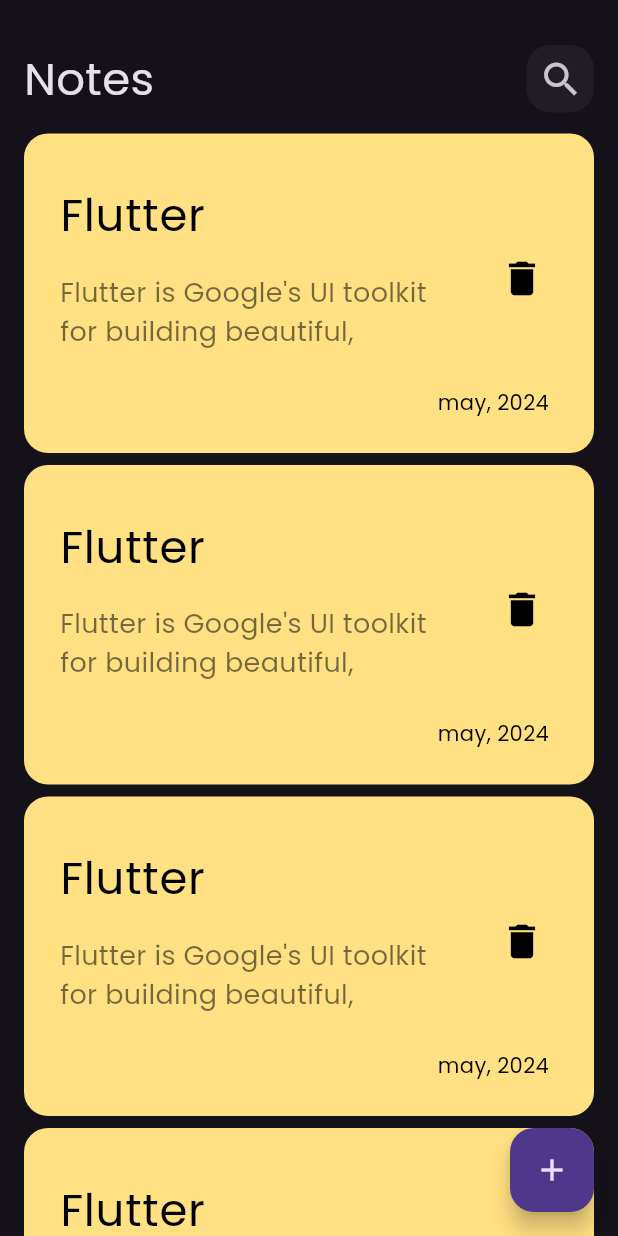
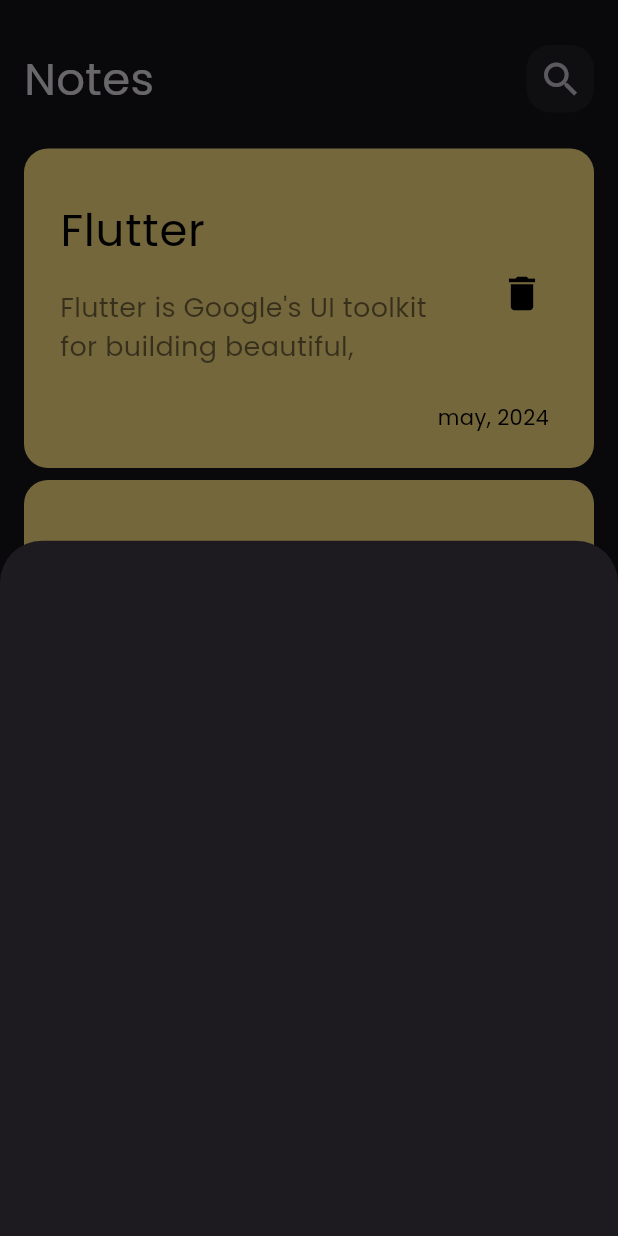
Before and after one commit to omaaramer/notes_app, a Flutter app: the screen it shows after launch, after a tap on the "add" icon, on a phone screen of 412 x 824 dp. Run offline on Flutter 3.47's test engine with Material 3 defaults, Android fonts, the phone set to English and light mode, and no system bars.

Commit message:
add botton sheet

```diff
--- a/lib/main.dart
+++ b/lib/main.dart
@@ -17,7 +17,7 @@ class NotesApp extends StatelessWidget {
         brightness: Brightness.dark,
         fontFamily: 'Poppins',
       ),
-      home: NotesView(),
+      home: const NotesView(),
     );
   }
 }
--- a/lib/views/notes_view.dart
+++ b/lib/views/notes_view.dart
@@ -1,5 +1,6 @@
 import 'package:flutter/material.dart';
 
+import 'widgets/add_botton_sheet.dart';
 import 'widgets/notes_view_body.dart';
 
 class NotesView extends StatelessWidget {
@@ -9,7 +10,13 @@ class NotesView extends StatelessWidget {
   Widget build(BuildContext context) {
     return Scaffold(
       floatingActionButton: FloatingActionButton(
-        onPressed: () {},
+        onPressed: () {
+          showModalBottomSheet(
+              context: context,
+              builder: (context) {
+                return const AddModelBottomSheet();
+              });
+        },
         child: const Icon(Icons.add),
       ),
       body: const NotesViewBody(),
--- /dev/null
+++ b/lib/views/widgets/add_botton_sheet.dart
@@ -0,0 +1,12 @@
+import 'package:flutter/material.dart';
+
+class AddModelBottomSheet extends StatelessWidget {
+  const AddModelBottomSheet({
+    super.key,
+  });
+
+  @override
+  Widget build(BuildContext context) {
+    return Container();
+  }
+}
--- a/lib/views/widgets/notes_list_view.dart
+++ b/lib/views/widgets/notes_list_view.dart
@@ -10,10 +10,16 @@ class NotListView extends StatelessWidget {
   @override
   Widget build(BuildContext context) {
     return Expanded(
-      child: ListView.builder(itemBuilder: (context, index) {
-        return const Padding(
-            padding: EdgeInsets.symmetric(vertical: 4), child: NoteItem());
-      }),
+      child: Padding(
+        padding: const EdgeInsets.symmetric(vertical: 10),
+        child: ListView.builder(
+            padding: EdgeInsets.zero,
+            itemBuilder: (context, index) {
+              return const Padding(
+                  padding: EdgeInsets.symmetric(vertical: 4),
+                  child: NoteItem());
+            }),
+      ),
     );
   }
 }
```
